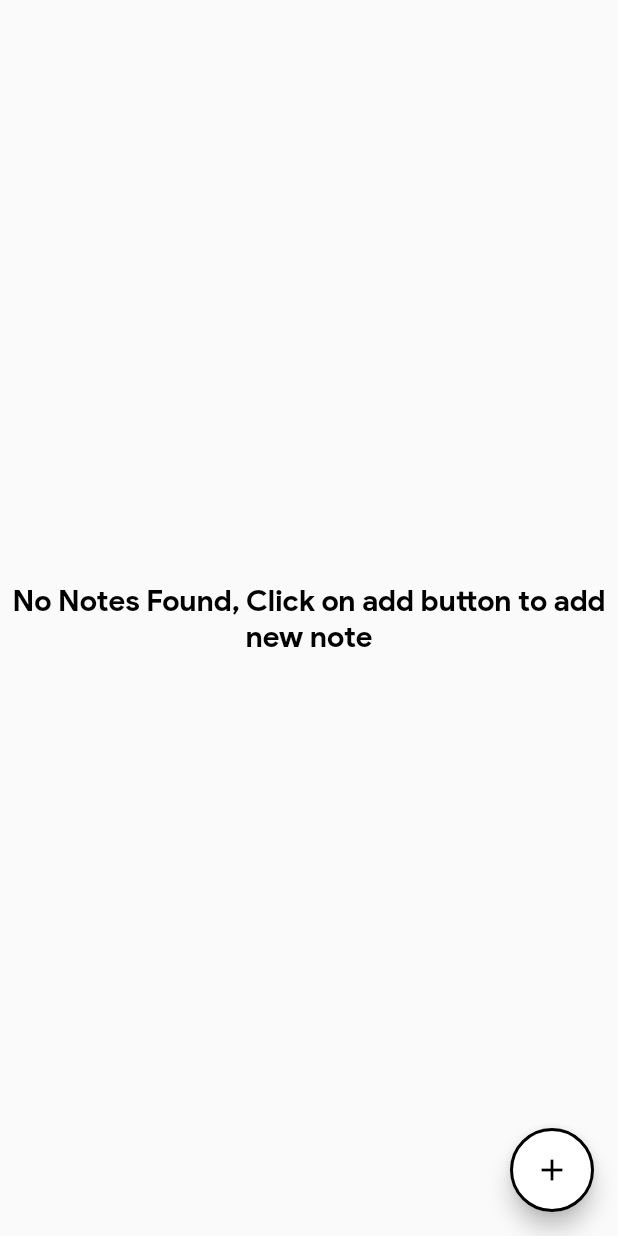
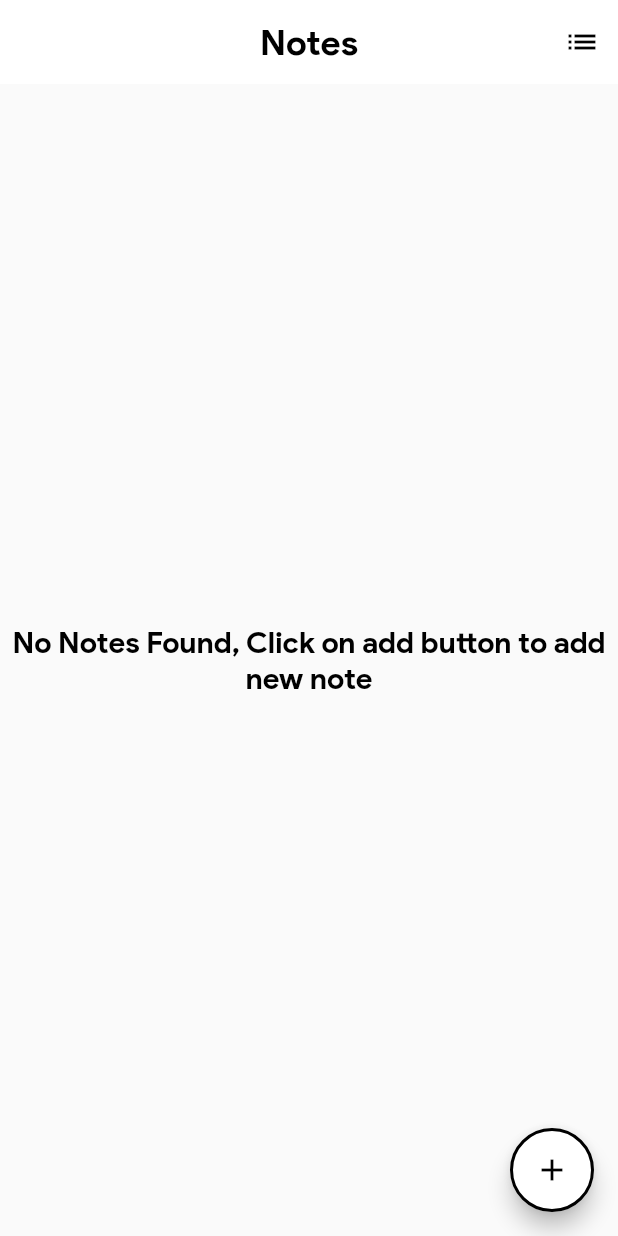
Before and after one commit to CodingWithTashi/note_keeper, a Flutter app: the screen it shows after launch, on a phone screen of 412 x 824 dp. Run offline on Flutter 3.47's test engine with Material 2 defaults, Android fonts, the phone set to English and light mode, and no system bars; our stand-ins replace drift; accounts and stored records are empty; generated files the repository leaves out were written again.

Commit message:
Part 10 - Updating List note

```diff
--- a/lib/main.dart
+++ b/lib/main.dart
@@ -16,6 +16,7 @@ class MyApp extends StatelessWidget {
     return Provider(
       create: (context) => AppDatabase(),
       child: MaterialApp(
+        debugShowCheckedModeBanner: false,
         title: 'Flutter Demo',
         theme: ThemeData(
           primarySwatch: Colors.deepOrange,
--- a/lib/screen/note_list_page.dart
+++ b/lib/screen/note_list_page.dart
@@ -15,10 +15,12 @@ class NoteListPage extends StatefulWidget {
 
 class _NoteListPageState extends State<NoteListPage> {
   late AppDatabase database;
+  int axisCount = 2;
   @override
   Widget build(BuildContext context) {
     database = Provider.of<AppDatabase>(context);
     return Scaffold(
+      appBar: _getNoteListAppBar(),
       body: FutureBuilder<List<NoteData>>(
         future: _getNoteFromDatabase(),
         builder: (context, snapshot) {
@@ -97,7 +99,7 @@ class _NoteListPageState extends State<NoteListPage> {
             );
           },
           child: Container(
-            margin: const EdgeInsets.symmetric(vertical: 10, horizontal: 10),
+            margin: const EdgeInsets.symmetric(horizontal: 10),
             padding: const EdgeInsets.symmetric(horizontal: 10, vertical: 10),
             decoration: BoxDecoration(
                 borderRadius: BorderRadius.circular(5),
@@ -138,7 +140,9 @@ class _NoteListPageState extends State<NoteListPage> {
           ),
         );
       },
-      staggeredTileBuilder: (index) => StaggeredTile.fit(2),
+      staggeredTileBuilder: (index) => StaggeredTile.fit(axisCount),
+      mainAxisSpacing: 8,
+      crossAxisSpacing: 4,
     );
   }
 
@@ -178,4 +182,32 @@ class _NoteListPageState extends State<NoteListPage> {
         return Colors.yellow;
     }
   }
+
+  _getNoteListAppBar() {
+    return AppBar(
+      backgroundColor: Colors.white,
+      centerTitle: true,
+      elevation: 0,
+      title: Text(
+        'Notes',
+        style: Theme.of(context).textTheme.headline5,
+      ),
+      actions: [
+        IconButton(
+          onPressed: () {
+            if (axisCount == 2) {
+              axisCount = 4;
+            } else {
+              axisCount = 2;
+            }
+            setState(() {});
+          },
+          icon: Icon(
+            axisCount == 4 ? Icons.grid_on : Icons.list,
+            color: Colors.black,
+          ),
+        )
+      ],
+    );
+  }
 }
```
